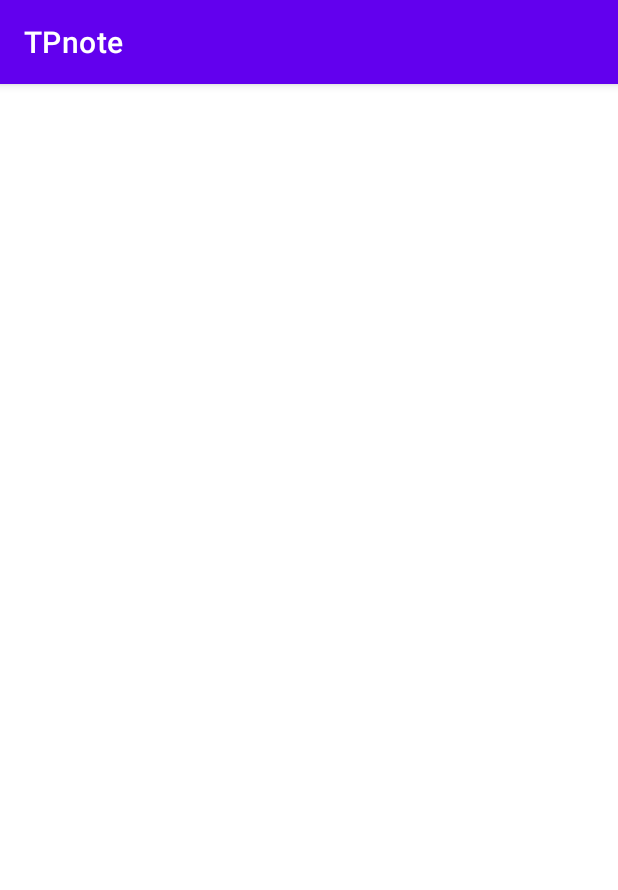
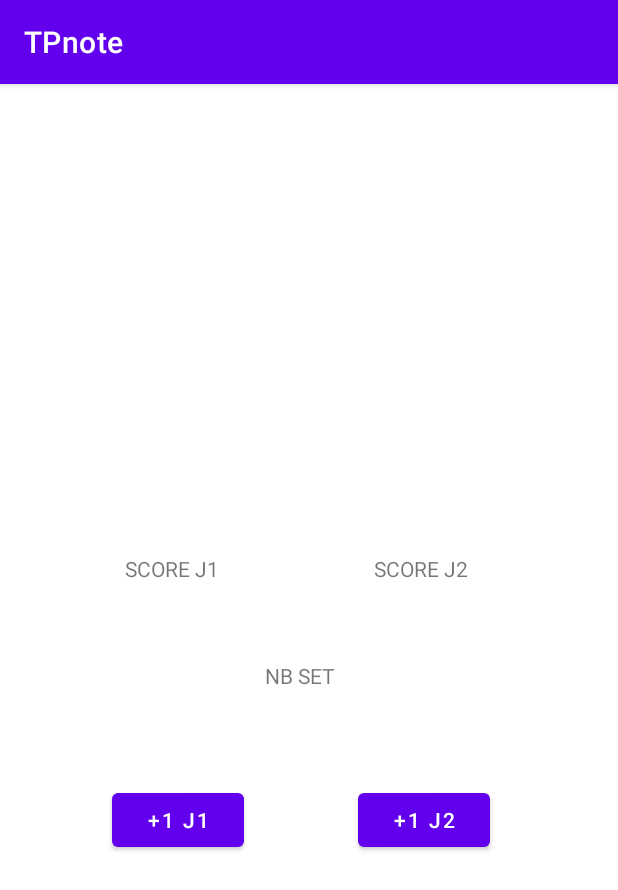
Before and after one commit to RomainRegache/TPnote, an Android app: the ThirdActivity screen opened directly, with no data from a screen before it, on a phone screen of 412 x 824 dp. Shown: the top 890 px of the screen. Run offline under Robolectric (Android 15) with nearby library versions, the phone set to English and light mode, and no system bars.

Commit message:
add third screen

```diff
--- a/app/src/main/res/layout/activity_third.xml
+++ b/app/src/main/res/layout/activity_third.xml
@@ -6,4 +6,73 @@
     android:layout_height="match_parent"
     tools:context=".ThirdActivity">
 
+    <Button
+        android:id="@+id/buttonJ1"
+        android:layout_width="wrap_content"
+        android:layout_height="wrap_content"
+        android:layout_marginStart="71dp"
+        android:layout_marginTop="448dp"
+        android:layout_marginEnd="246dp"
+        android:layout_marginBottom="235dp"
+        android:text="+1 J1"
+        app:layout_constraintBottom_toBottomOf="parent"
+        app:layout_constraintEnd_toEndOf="parent"
+        app:layout_constraintStart_toStartOf="parent"
+        app:layout_constraintTop_toTopOf="parent" />
+
+    <Button
+        android:id="@+id/buttonJ2"
+        android:layout_width="wrap_content"
+        android:layout_height="wrap_content"
+        android:layout_marginStart="235dp"
+        android:layout_marginTop="448dp"
+        android:layout_marginEnd="82dp"
+        android:layout_marginBottom="235dp"
+        android:text="+1 J2"
+        app:layout_constraintBottom_toBottomOf="parent"
+        app:layout_constraintEnd_toEndOf="parent"
+        app:layout_constraintStart_toStartOf="parent"
+        app:layout_constraintTop_toTopOf="parent" />
+
+    <TextView
+        android:id="@+id/scoreJ1"
+        android:layout_width="wrap_content"
+        android:layout_height="wrap_content"
+        android:layout_marginStart="85dp"
+        android:layout_marginTop="295dp"
+        android:layout_marginEnd="268dp"
+        android:layout_marginBottom="417dp"
+        android:text="SCORE J1"
+        app:layout_constraintBottom_toBottomOf="parent"
+        app:layout_constraintEnd_toEndOf="parent"
+        app:layout_constraintStart_toStartOf="parent"
+        app:layout_constraintTop_toTopOf="parent" />
+
+    <TextView
+        android:id="@+id/scoreJ2"
+        android:layout_width="wrap_content"
+        android:layout_height="wrap_content"
+        android:layout_marginStart="251dp"
+        android:layout_marginTop="295dp"
+        android:layout_marginEnd="102dp"
+        android:layout_marginBottom="417dp"
+        android:text="SCORE J2"
+        app:layout_constraintBottom_toBottomOf="parent"
+        app:layout_constraintEnd_toEndOf="parent"
+        app:layout_constraintStart_toStartOf="parent"
+        app:layout_constraintTop_toTopOf="parent" />
+
+    <TextView
+        android:id="@+id/nbSet"
+        android:layout_width="wrap_content"
+        android:layout_height="wrap_content"
+        android:layout_marginStart="171dp"
+        android:layout_marginTop="366dp"
+        android:layout_marginEnd="183dp"
+        android:layout_marginBottom="346dp"
+        android:text="NB SET"
+        app:layout_constraintBottom_toBottomOf="parent"
+        app:layout_constraintEnd_toEndOf="parent"
+        app:layout_constraintStart_toStartOf="parent"
+        app:layout_constraintTop_toTopOf="parent" />
 </androidx.constraintlayout.widget.ConstraintLayout>
```
